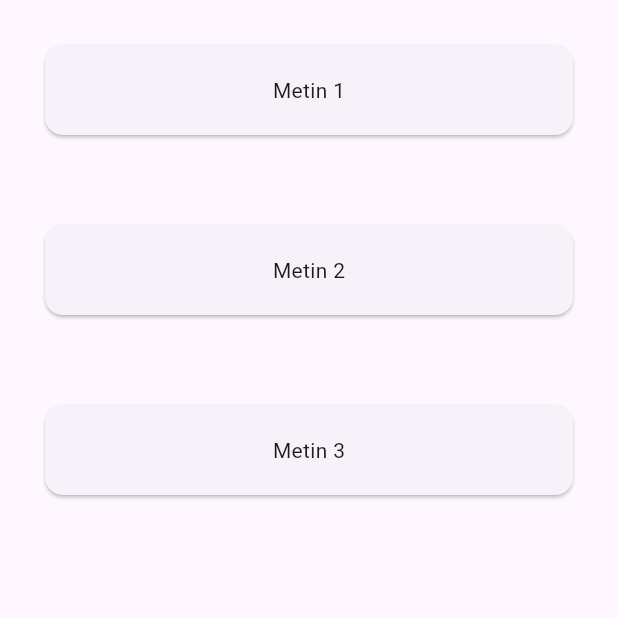
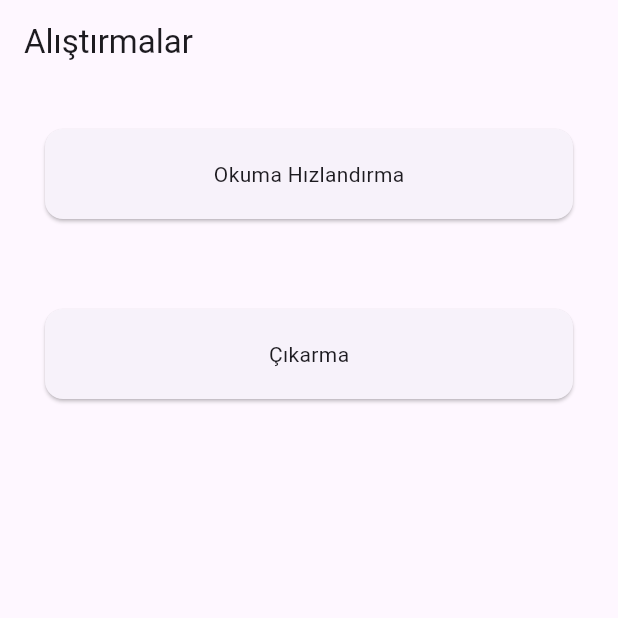
Before and after one commit to nyzmemre/ilkokuluygulama, a Flutter app: the screen it shows after launch, on a phone screen of 412 x 824 dp, the top half of it. Run offline on Flutter 3.47's test engine with Material 3 defaults, Android fonts, the phone set to English and light mode, and no system bars; our stand-ins replace speech_to_text.

```diff
--- /dev/null
+++ b/lib/homepage.dart
@@ -0,0 +1,48 @@
+import 'package:flutter/material.dart';
+import 'package:ilkokuluygulama/read_view.dart';
+import 'package:ilkokuluygulama/substraction_view.dart';
+
+class Homepage extends StatelessWidget {
+  const Homepage({Key? key}) : super(key: key);
+
+  @override
+  Widget build(BuildContext context) {
+    return Scaffold(
+      appBar: AppBar(title: Text('Alıştırmalar'),),
+      body: Column(
+        children: [
+          InkWell(
+            onTap: (){
+              Navigator.push(context, MaterialPageRoute(builder: (_)=>ReadView()));
+            },
+            child: Padding(
+              padding: const EdgeInsets.all(20.0),
+              child: Card(
+                margin: EdgeInsets.all(10),
+                child: Center(child: Padding(
+                  padding: const EdgeInsets.all(20.0),
+                  child: Text('Okuma Hızlandırma',),
+                )),
+              ),
+            ),
+          ),
+          InkWell(
+            onTap: (){
+              Navigator.push(context, MaterialPageRoute(builder: (_)=>SubstractionView()));
+            },
+            child: Padding(
+              padding: const EdgeInsets.all(20.0),
+              child: Card(
+                margin: EdgeInsets.all(10),
+                child: Center(child: Padding(
+                  padding: const EdgeInsets.all(20.0),
+                  child: Text('Çıkarma',),
+                )),
+              ),
+            ),
+          )
+        ],
+      ),
+    );
+  }
+}
--- a/lib/main.dart
+++ b/lib/main.dart
@@ -1,4 +1,5 @@
 import 'package:flutter/material.dart';
+import 'package:ilkokuluygulama/homepage.dart';
 
 import 'substraction_view.dart';
 import 'read_view.dart';
@@ -16,7 +17,7 @@ class IlkokulUygulama extends StatelessWidget {
   Widget build(BuildContext context) {
     return MaterialApp(
       debugShowCheckedModeBanner: false,
-      home: ReadView()
+      home: Homepage()
     );
   }
 }
--- a/lib/read_view.dart
+++ b/lib/read_view.dart
@@ -8,6 +8,7 @@ class ReadView extends StatelessWidget {
   @override
   Widget build(BuildContext context) {
     return Scaffold(
+      appBar: AppBar(title: Text('Okuma Hızlandırma'),),
       body: ListView.builder(
           itemCount: ReadLists.allList.length,
           itemBuilder: (context, int index){
--- a/pubspec.yaml
+++ b/pubspec.yaml
@@ -61,8 +61,8 @@ flutter:
   uses-material-design: true
 
   # To add assets to your application, add an assets section, like this:
-  # assets:
-  #   - images/a_dot_burr.jpeg
+  assets:
+   - assets/
   #   - images/a_dot_ham.jpeg
 
   # An image asset can refer to one or more resolution-specific "variants", see
```
Also changed, not shown: lib/substraction_view.dart (+24 -2 lines).
